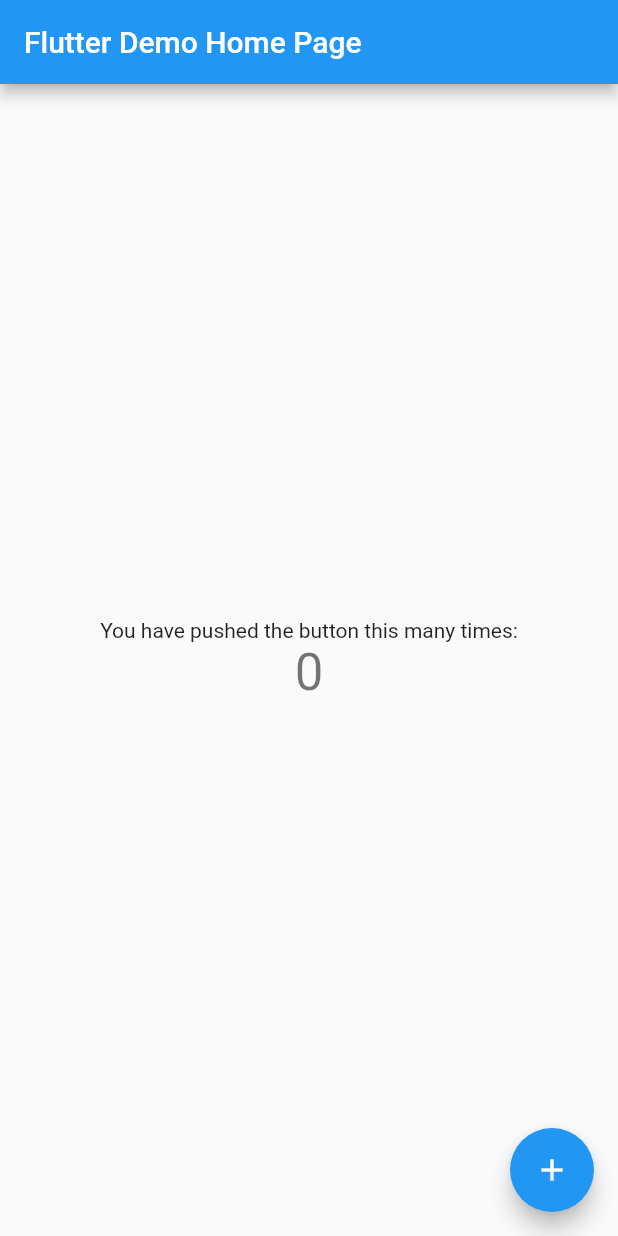
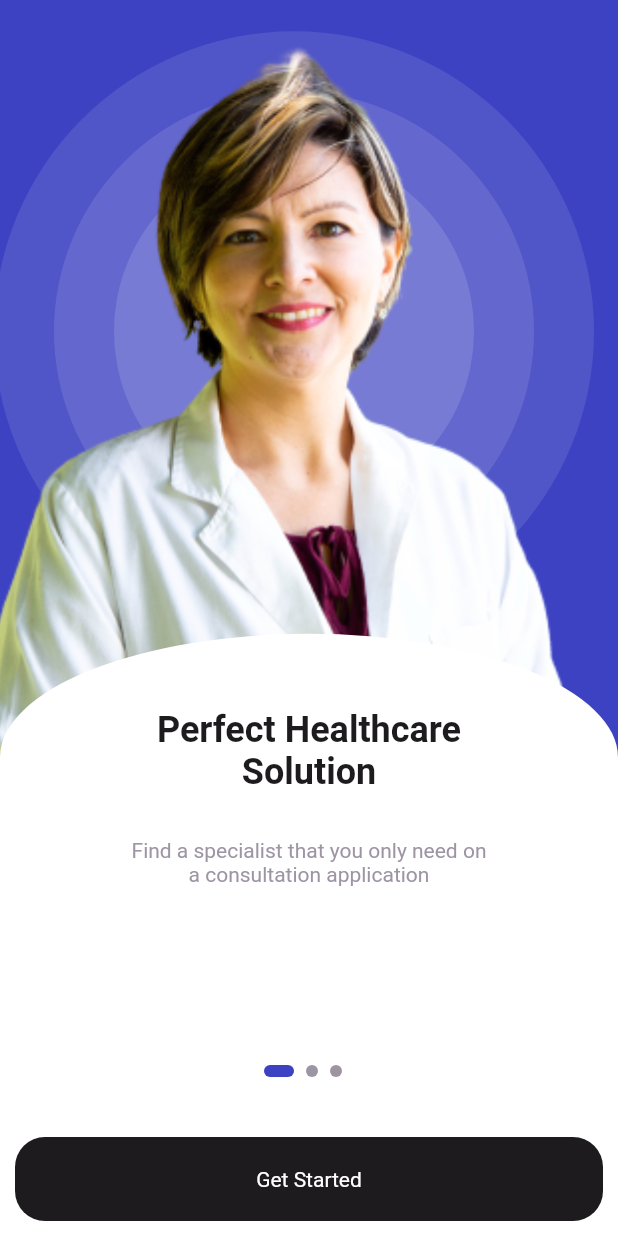
Before and after one commit to lemidiriba/medical_app, a Flutter app: the screen it shows after launch, on a phone screen of 412 x 824 dp. Run offline on Flutter 3.47's test engine with Material 2 defaults, Android fonts, the phone set to English and light mode, and no system bars; our stand-ins replace get.

Commit message:
started page completed

```diff
--- /dev/null
+++ b/lib/constant/app_colors.dart
@@ -0,0 +1,11 @@
+import 'dart:ui';
+
+class AppColors {
+  static const Color primaryColor = Color(0xFF3d42c2);
+  static const secondaryColor = Color(0xFFe5ecf5);
+  // static const bgColor = Color( 0xFF9d94a4);
+
+  static const Color textColor = Color(0xFF1100e11);
+  static const Color textLightDark =  Color( 0xFF9d94a4);
+  static const Color white =  Color.fromARGB(255, 255, 255, 255);
+}
--- /dev/null
+++ b/lib/constant/screen_dimensions.dart
@@ -0,0 +1,17 @@
+import 'package:get/get.dart';
+
+class ScreenDimensions {
+  static  double screenWidth = Get.size.width;
+  static  double screenHeight = Get.size.height;
+
+  static double height600 = screenHeight / 1.36;
+  static double height420 = screenHeight / 1.95;
+  static double height280 = screenHeight / 2.92;
+
+
+  //sized box
+  static double sizedBoxHeight30 = screenHeight / 27.3;
+  static double sizedBoxWidth250 = screenWidth/ 1.68;
+
+  static double sizedBoxWidth30 = screenWidth / 14;
+}
--- a/lib/main.dart
+++ b/lib/main.dart
@@ -1,4 +1,6 @@
 import 'package:flutter/material.dart';
+import 'package:get/get_navigation/src/root/get_material_app.dart';
+import 'package:medical_app/screens/get_started.dart';
 
 void main() {
   runApp(const MyApp());
@@ -10,106 +12,14 @@ class MyApp extends StatelessWidget {
   // This widget is the root of your application.
   @override
   Widget build(BuildContext context) {
-    return MaterialApp(
+    return GetMaterialApp(
       title: 'Flutter Demo',
+      debugShowCheckedModeBanner: false,
       theme: ThemeData(
-        // This is the theme of your application.
-        //
-        // Try running your application with "flutter run". You'll see the
-        // application has a blue toolbar. Then, without quitting the app, try
-        // changing the primarySwatch below to Colors.green and then invoke
-        // "hot reload" (press "r" in the console where you ran "flutter run",
-        // or simply save your changes to "hot reload" in a Flutter IDE).
-        // Notice that the counter didn't reset back to zero; the application
-        // is not restarted.
+
         primarySwatch: Colors.blue,
       ),
-      home: const MyHomePage(title: 'Flutter Demo Home Page'),
+      home:SafeArea(child:  GetStarted()),
     );
   }
 }
-
-class MyHomePage extends StatefulWidget {
-  const MyHomePage({Key? key, required this.title}) : super(key: key);
-
-  // This widget is the home page of your application. It is stateful, meaning
-  // that it has a State object (defined below) that contains fields that affect
-  // how it looks.
-
-  // This class is the configuration for the state. It holds the values (in this
-  // case the title) provided by the parent (in this case the App widget) and
-  // used by the build method of the State. Fields in a Widget subclass are
-  // always marked "final".
-
-  final String title;
-
-  @override
-  State<MyHomePage> createState() => _MyHomePageState();
-}
-
-class _MyHomePageState extends State<MyHomePage> {
-  int _counter = 0;
-
-  void _incrementCounter() {
-    setState(() {
-      // This call to setState tells the Flutter framework that something has
-      // changed in this State, which causes it to rerun the build method below
-      // so that the display can reflect the updated values. If we changed
-      // _counter without calling setState(), then the build method would not be
-      // called again, and so nothing would appear to happen.
-      _counter++;
-    });
-  }
-
-  @override
-  Widget build(BuildContext context) {
-    // This method is rerun every time setState is called, for instance as done
-    // by the _incrementCounter method above.
-    //
-    // The Flutter framework has been optimized to make rerunning build methods
-    // fast, so that you can just rebuild anything that needs updating rather
-    // than having to individually change instances of widgets.
-    return Scaffold(
-      appBar: AppBar(
-        // Here we take the value from the MyHomePage object that was created by
-        // the App.build method, and use it to set our appbar title.
-        title: Text(widget.title),
-      ),
-      body: Center(
-        // Center is a layout widget. It takes a single child and positions it
-        // in the middle of the parent.
-        child: Column(
-          // Column is also a layout widget. It takes a list of children and
-          // arranges them vertically. By default, it sizes itself to fit its
-          // children horizontally, and tries to be as tall as its parent.
-          //
-          // Invoke "debug painting" (press "p" in the console, choose the
-          // "Toggle Debug Paint" action from the Flutter Inspector in Android
-          // Studio, or the "Toggle Debug Paint" command in Visual Studio Code)
-          // to see the wireframe for each widget.
-          //
-          // Column has various properties to control how it sizes itself and
-          // how it positions its children. Here we use mainAxisAlignment to
-          // center the children vertically; the main axis here is the vertical
-          // axis because Columns are vertical (the cross axis would be
-          // horizontal).
-          mainAxisAlignment: MainAxisAlignment.center,
-          children: <Widget>[
-            const Text(
-              'You have pushed the button this many times:',
-            ),
-            Text(
-              '$_counter',
-              style: Theme.of(context).textTheme.headline4,
-            ),
-          ],
-        ),
-      ),
-      floatingActionButton: FloatingActionButton(
-        onPressed: _incrementCounter,
-        tooltip: 'Increment',
-        child: const Icon(Icons.add),
-      ), // This trailing comma makes auto-formatting nicer for build methods.
-    );
-  }
-}
--- /dev/null
+++ b/lib/screens/get_started.dart
@@ -0,0 +1,141 @@
+import 'package:flutter/material.dart';
+import 'package:medical_app/constant/app_colors.dart';
+import 'package:medical_app/constant/screen_dimensions.dart';
+import 'package:medical_app/widgets/circle_painter.dart';
+import 'package:medical_app/widgets/large_text.dart';
+import 'package:medical_app/widgets/small_text.dart';
+import 'package:medical_app/widgets/triple_circle.dart';
+
+class GetStarted extends StatefulWidget {
+  GetStarted({Key? key}) : super(key: key);
+
+  @override
+  State<GetStarted> createState() => _GetStartedState();
+}
+
+class _GetStartedState extends State<GetStarted> {
+  int page = 0;
+  PageController pageController = PageController();
+
+  @override
+  Widget build(BuildContext context) {
+    return Scaffold(
+      body: Stack(
+        children: [
+          Positioned(
+            top: 0,
+            left: 0,
+            right: 0,
+            bottom: ScreenDimensions.height280,
+            child: Container(
+              decoration: const BoxDecoration(
+                color: AppColors.primaryColor,
+              ),
+              width: double.maxFinite,
+              height: ScreenDimensions.height600,
+              child: Stack(
+                children: [
+                  Align(alignment: Alignment.center, child: TripleCircle()),
+                  Container(
+                    decoration: const BoxDecoration(
+                      image: DecorationImage(
+                        fit: BoxFit.cover,
+                        image: AssetImage('assets/image/image_1.png'),
+                      ),
+                    ),
+                  ),
+                ],
+              ),
+            ),
+          ),
+          Positioned(
+            left: 0,
+            right: 0,
+            top: ScreenDimensions.height420,
+            bottom: 0,
+            child: Container(
+              width: double.maxFinite,
+              padding: EdgeInsets.only(
+                top: 50,
+              ),
+              decoration: const BoxDecoration(
+                color: AppColors.white,
+                borderRadius: BorderRadius.only(
+                    topLeft: Radius.elliptical(250, 100),
+                    topRight: Radius.elliptical(250, 100)),
+              ),
+              child: PageView.builder(
+                itemCount: 3,
+                scrollDirection: Axis.horizontal,
+                controller: pageController,
+                onPageChanged: (pageIndex) {
+                  setState(() {
+                    page = pageIndex;
+                  });
+                },
+                itemBuilder: (context, index) {
+                  return Column(
+                    children: [
+                      SizedBox(
+                        width: ScreenDimensions.sizedBoxWidth250,
+                        child: const LargeText(
+                            text: "Perfect Healthcare Solution"),
+                      ),
+                      SizedBox(
+                        height: ScreenDimensions.sizedBoxHeight30,
+                      ),
+                      SizedBox(
+                        width: ScreenDimensions.sizedBoxWidth250,
+                        child: const SmallText(
+                            text:
+                                "Find a specialist that you only need on a consultation application"),
+                      ),
+                      SizedBox(
+                        height: 50,
+                      ),
+                    ],
+                  );
+                },
+              ),
+            ),
+          ),
+          Positioned(
+            left: 10,
+            right: 10,
+            bottom: 10,
+            child: Column(
+              crossAxisAlignment: CrossAxisAlignment.stretch,
+              children: [
+                Row(
+                  mainAxisAlignment: MainAxisAlignment.center,
+                  children: List.generate(3, (listIndex) {
+                    return Container(
+                      margin: const EdgeInsets.only(right: 8),
+                      height: 8,
+                      width: page == listIndex ? 20 : 8,
+                      decoration: BoxDecoration(
+                          color: page == listIndex
+                              ? AppColors.primaryColor
+                              : AppColors.textLightDark,
+                          borderRadius: BorderRadius.circular(8)),
+                    );
+                  }),
+                ),
+                Container(
+                  margin: EdgeInsets.only(
+                    top: 40,
+                  ),
+                  padding: const EdgeInsets.all(20),
+                  decoration: BoxDecoration(
+                      color: AppColors.textColor,
+                      borderRadius: BorderRadius.circular(20)),
+                  child: SmallText(text: "Get Started", color: AppColors.white),
+                ),
+              ],
+            ),
+          )
+        ],
+      ),
+    );
+  }
+}
--- /dev/null
+++ b/lib/widgets/circle_painter.dart
@@ -0,0 +1,23 @@
+import 'package:flutter/material.dart';
+import 'package:flutter/rendering.dart';
+
+class CirclePainter extends CustomPainter {
+  final Color color;
+  final Offset offset;
+  final double radius;
+  CirclePainter({Key? key, required this.color, required this.offset,required this.radius});
+  @override
+  void paint(Canvas canvas, Size size) {
+    var paint = Paint()
+    ..color = color
+    ..style = PaintingStyle.fill;
+
+    // a circle
+    canvas.drawCircle(offset, radius, paint);
+
+  }
+
+  @override
+  bool shouldRepaint(covariant CustomPainter oldDelegate) => true;
+
+}
--- /dev/null
+++ b/lib/widgets/large_text.dart
@@ -0,0 +1,24 @@
+import 'package:flutter/material.dart';
+import 'package:medical_app/constant/app_colors.dart';
+
+class LargeText extends StatelessWidget {
+  final String text;
+  final Color color;
+  final double size;
+  const LargeText(
+      {Key? key,
+      required this.text,
+      this.color = AppColors.textColor,
+      this.size = 24})
+      : super(key: key);
+
+  @override
+  Widget build(BuildContext context) {
+    return Text(
+      text,
+      textAlign: TextAlign.center,
+      style:
+          TextStyle(fontWeight: FontWeight.bold, color: color, fontSize: size),
+    );
+  }
+}
--- /dev/null
+++ b/lib/widgets/small_text.dart
@@ -0,0 +1,24 @@
+import 'package:flutter/material.dart';
+import 'package:medical_app/constant/app_colors.dart';
+
+class SmallText extends StatelessWidget {
+  final String text;
+  final Color color;
+  final double size;
+  const SmallText(
+      {Key? key,
+      required this.text,
+      this.color = AppColors.textLightDark,
+      this.size = 14})
+      : super(key: key);
+
+  @override
+  Widget build(BuildContext context) {
+    return Text(
+      text,
+      textAlign: TextAlign.center,
+      style:
+          TextStyle( color: color, fontSize: size,),
+    );
+  }
+}
--- /dev/null
+++ b/lib/widgets/triple_circle.dart
@@ -0,0 +1,32 @@
+import 'package:flutter/material.dart';
+import 'package:medical_app/widgets/circle_painter.dart';
+
+class TripleCircle extends StatelessWidget {
+  TripleCircle({Key? key}) : super(key: key);
+  List<Color> listColor = const [
+    Color(0xFF5055c8),
+    Color(0xFF6468ce),
+    Color(0xFF777bd4),
+  ];
+
+  List<double> width = [200,160,120];
+
+  @override
+  Widget build(BuildContext context) {
+    return Stack(
+      children: List.generate(3, (index) {
+        return Container(
+          width: 140,
+          height: 140,
+          child: CustomPaint(
+            painter: CirclePainter(
+              color: listColor[index],
+              offset: Offset(60, 20),
+              radius: width[index],
+            ),
+          ),
+        );
+      }),
+    );
+  }
+}
--- a/pubspec.yaml
+++ b/pubspec.yaml
@@ -34,6 +34,7 @@ dependencies:
   # The following adds the Cupertino Icons font to your application.
   # Use with the CupertinoIcons class for iOS style icons.
   cupertino_icons: ^1.0.2
+  get: ^4.6.5
 
 dev_dependencies:
   flutter_test:
@@ -58,9 +59,8 @@ flutter:
   uses-material-design: true
 
   # To add assets to your application, add an assets section, like this:
-  # assets:
-  #   - images/a_dot_burr.jpeg
-  #   - images/a_dot_ham.jpeg
+  assets:
+    - assets/image/
 
   # An image asset can refer to one or more resolution-specific "variants", see
   # https://flutter.dev/assets-and-images/#resolution-aware
```
Also changed, not shown: assets/image/image_1.png (added), pubspec.lock.
